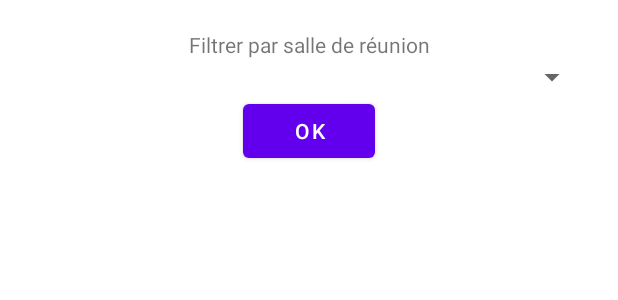
After one commit to LaurentVrevin/Mareu, an Android app: the layout fragment_room_filter_dialog.xml on its own in the app's theme, with its tools: preview values and no code run, on a phone screen of 412 x 824 dp. The commit adds this screen. Shown: the top 300 px of the screen. Run offline under Robolectric (Android 15) with nearby library versions, the phone set to English and light mode, and no system bars.

Commit message:
dialogfragment for filter by rooms

```diff
--- a/app/src/main/java/fr/laurentvrevin/mareu/activities/MeetingRoomBookingActivity.java
+++ b/app/src/main/java/fr/laurentvrevin/mareu/activities/MeetingRoomBookingActivity.java
@@ -142,7 +142,6 @@ public class MeetingRoomBookingActivity extends AppCompatActivity implements Emp
         //on récupère l'heure et les minutes sélectionnées dans la vue pour être mises dans thour et tminutes
         TimePickerDialog.OnTimeSetListener onTimeSetListener = (view, hourSelected, minutesSelected) -> {
 
-
             mStartdate.set(Calendar.HOUR_OF_DAY, hourSelected); //on passe l'heure sélectionnée
             mStartdate.set(Calendar.MINUTE, minutesSelected); //on passe les minutes sélectionnées
             SimpleDateFormat format1 = new SimpleDateFormat("dd-MM-yyyy"); //je lui dis quel format de date je souhaite
--- a/app/src/main/java/fr/laurentvrevin/mareu/adapter/MeetingsRecyclerViewAdapter.java
+++ b/app/src/main/java/fr/laurentvrevin/mareu/adapter/MeetingsRecyclerViewAdapter.java
@@ -34,7 +34,6 @@ public class MeetingsRecyclerViewAdapter extends RecyclerView.Adapter<MeetingsRe
     @Override
     public void onBindViewHolder(@NonNull ViewHolder holder, int position) {
         Meetings meeting = mMeetings.get(position);
-
         holder.mMeetingName.setText(meeting.getMeetingname() + " - ");
         holder.mStarTime.setText(meeting.getStartime() + " - ");
         holder.mRoomName.setText(meeting.getRoomname());
--- a/app/src/main/res/layout/fragment_employees_list_dialog.xml
+++ b/app/src/main/res/layout/fragment_employees_list_dialog.xml
@@ -4,7 +4,11 @@
     xmlns:tools="http://schemas.android.com/tools"
     android:layout_width="wrap_content"
     android:layout_height="wrap_content"
-    android:layout_margin="10dp">
+    android:layout_margin="10dp"
+    android:paddingLeft="12dp"
+    android:paddingRight="12dp"
+    android:paddingTop="12dp"
+    android:paddingBottom="6dp">
 
     <androidx.recyclerview.widget.RecyclerView
         android:id="@+id/recycler_view_employees"
--- /dev/null
+++ b/app/src/main/res/layout/fragment_room_filter_dialog.xml
@@ -0,0 +1,37 @@
+<?xml version="1.0" encoding="utf-8"?>
+<androidx.constraintlayout.widget.ConstraintLayout xmlns:android="http://schemas.android.com/apk/res/android"
+    xmlns:app="http://schemas.android.com/apk/res-auto"
+    xmlns:tools="http://schemas.android.com/tools"
+    android:layout_width="match_parent"
+    android:layout_height="match_parent"
+    android:padding="20dp">
+
+    <TextView
+        android:id="@+id/txt_room_filter"
+        android:layout_width="wrap_content"
+        android:layout_height="wrap_content"
+        android:gravity="center"
+        android:text="Filtrer par salle de réunion"
+
+        app:layout_constraintEnd_toEndOf="parent"
+        app:layout_constraintStart_toStartOf="parent" />
+
+    <Spinner
+        android:id="@+id/spinner_room_filter"
+        android:layout_width="match_parent"
+        android:layout_height="wrap_content"
+        app:layout_constraintTop_toBottomOf="@+id/txt_room_filter"
+        />
+
+    <Button
+        android:id="@+id/button_OK"
+        android:layout_width="wrap_content"
+        android:layout_height="wrap_content"
+        android:gravity="center"
+        android:text="OK"
+        app:layout_constraintEnd_toEndOf="parent"
+        app:layout_constraintStart_toStartOf="parent"
+        app:layout_constraintTop_toBottomOf="@+id/spinner_room_filter" />
+
+
+</androidx.constraintlayout.widget.ConstraintLayout>
--- a/app/src/main/res/menu/menu.xml
+++ b/app/src/main/res/menu/menu.xml
@@ -5,6 +5,9 @@
     <item android:id="@+id/filter_date"
         android:title="Filtrer par date"
        app:showAsAction="never"/>
+    <item android:id="@+id/filter_room"
+        android:title="Filtrer par salle"
+        app:showAsAction="never"/>
     <item android:id="@+id/reset"
         android:title="Reset"
         app:showAsAction="never"/>
```
Also changed, not shown: app/src/main/java/fr/laurentvrevin/mareu/activities/MainActivity.java (+21 -2 lines), app/src/main/java/fr/laurentvrevin/mareu/fragment/RoomFilterDialogFragment.java (added, +106 -0 lines).
